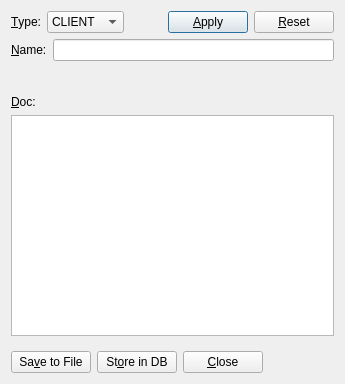
The window that nxsconfigtool/ui/datasourcedlg.ui (jkotan/nexdatas.configtool) describes before a commit, drawn with Qt 5.
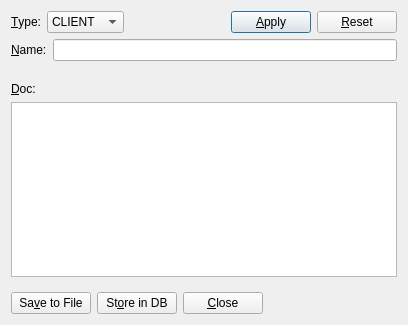
The same window after the commit.

```diff
--- a/nxsconfigtool/ui/datasourcedlg.ui
+++ b/nxsconfigtool/ui/datasourcedlg.ui
@@ -6,8 +6,8 @@
    <rect>
     <x>0</x>
     <y>0</y>
-    <width>345</width>
-    <height>384</height>
+    <width>408</width>
+    <height>325</height>
    </rect>
   </property>
   <property name="windowTitle">
```
